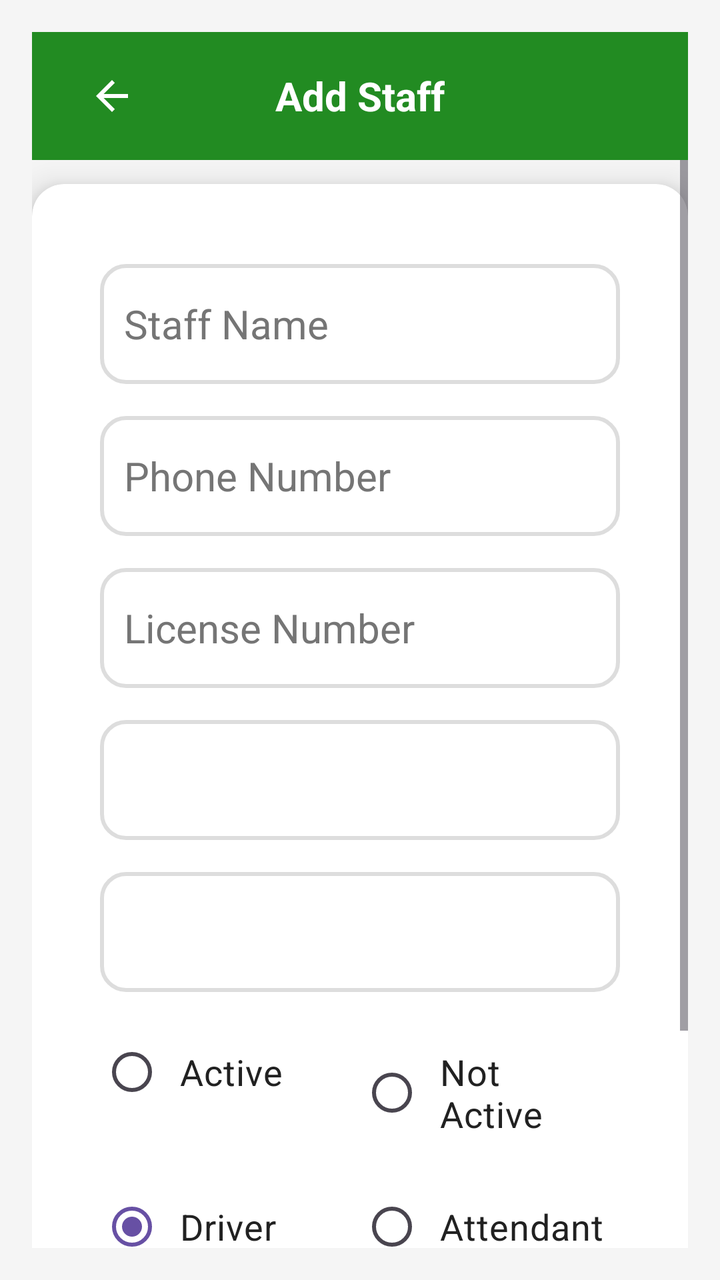
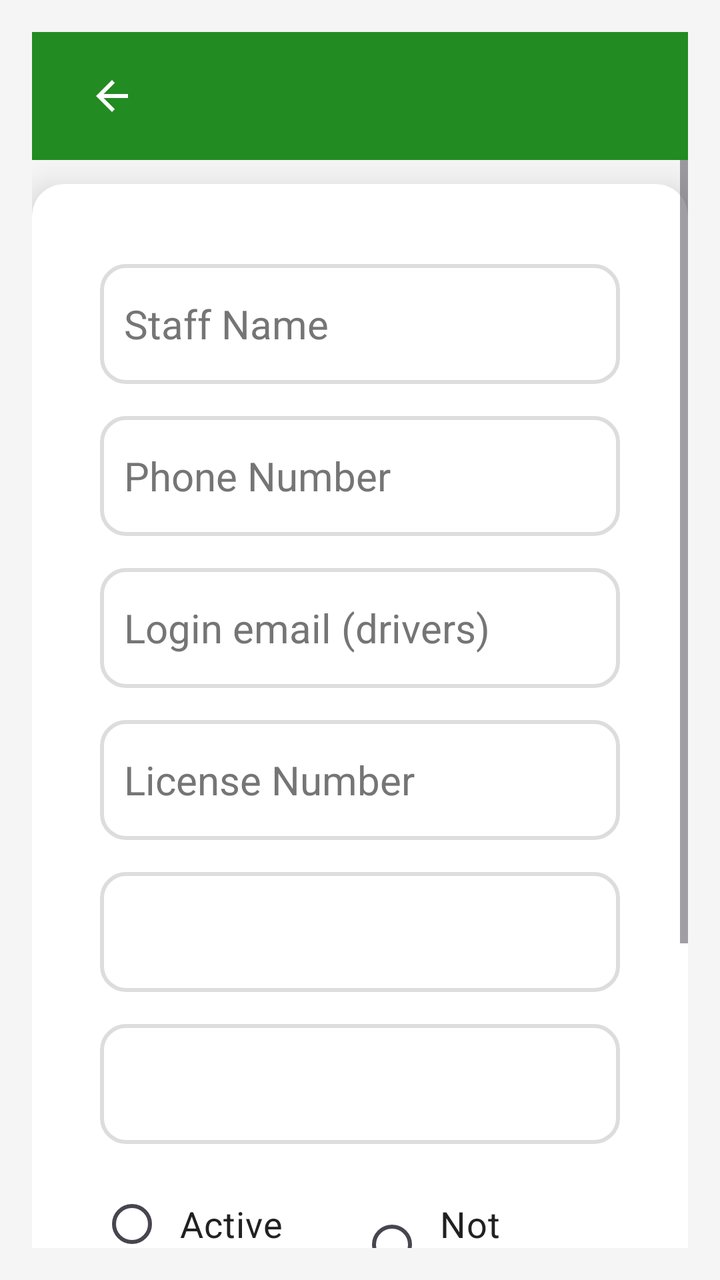

Before-and-after screenshots of an Android layout around one commit, followed by the original layout XML and the change that was made.
<!-- AndroidManifest.xml: application theme Theme.TransportApp -->
<!-- res/layout/activity_add_staff.xml -->
<?xml version="1.0" encoding="utf-8"?>
<LinearLayout xmlns:android="http://schemas.android.com/apk/res/android"
    xmlns:app="http://schemas.android.com/apk/res-auto"
    android:layout_width="match_parent"
    android:layout_height="match_parent"
    android:background="#F5F5F5"
    android:orientation="vertical"
    android:padding="16dp">

    
    <androidx.appcompat.widget.Toolbar
        android:layout_width="match_parent"
        android:layout_height="?attr/actionBarSize"
        android:background="@color/green"
        android:elevation="6dp"
        android:theme="@style/ThemeOverlay.AppCompat.Dark.ActionBar">

        <ImageButton
            android:layout_width="48dp"
            android:layout_height="48dp"
            android:layout_marginStart="12dp"
            android:background="@null"
            android:contentDescription="Back"
            android:src="@drawable/baseline_arrow_back_24"
            app:tint="@android:color/white" />

        <TextView
            android:layout_width="wrap_content"
            android:layout_height="wrap_content"
            android:layout_gravity="center"
            android:text="Add Staff"
            android:textColor="@android:color/white"
            android:textSize="20sp"
            android:textStyle="bold" />
    </androidx.appcompat.widget.Toolbar>

    
    <ScrollView
        android:layout_width="match_parent"
        android:layout_height="0dp"
        android:layout_weight="1"
        android:fillViewport="true">

        
        <androidx.cardview.widget.CardView
            android:layout_width="match_parent"
            android:layout_height="wrap_content"
            android:layout_marginTop="12dp"
            android:backgroundTint="@android:color/white"
            app:cardCornerRadius="16dp"
            app:cardElevation="10dp">

            <LinearLayout
                android:layout_width="match_parent"
                android:layout_height="wrap_content"
                android:orientation="vertical"
                android:padding="24dp">

                
                <EditText
                    android:id="@+id/driverNameInput"
                    android:layout_width="match_parent"
                    android:layout_height="60dp"
                    android:layout_marginHorizontal="10dp"
                    android:layout_marginTop="16dp"
                    android:background="@drawable/edittext_background"
                    android:hint="Staff Name"
                    android:inputType="text"
                    android:padding="12dp"
                    android:textColor="#212121"
                    android:textColorHint="#757575"
                    android:textSize="20sp" />

                
                <EditText
                    android:id="@+id/driverPhoneInput"
                    android:layout_width="match_parent"
                    android:layout_height="60dp"
                    android:layout_marginHorizontal="10dp"
                    android:layout_marginTop="16dp"
                    android:background="@drawable/edittext_background"
                    android:hint="Phone Number"
                    android:inputType="phone"
                    android:padding="12dp"
                    android:textColor="#212121"
                    android:textColorHint="#757575"
                    android:textSize="20sp" />

                
                <EditText
                    android:id="@+id/licenseNumberInput"
                    android:layout_width="match_parent"
                    android:layout_height="60dp"
                    android:layout_marginHorizontal="10dp"
                    android:layout_marginTop="16dp"
                    android:background="@drawable/edittext_background"
                    android:hint="License Number"
                    android:inputType="text"
                    android:padding="12dp"
                    android:textColor="#212121"
                    android:textColorHint="#757575"
                    android:textSize="20sp" />

                
                <Spinner
                    android:id="@+id/vehicleDropdown"
                    android:layout_width="match_parent"
                    android:layout_height="60dp"
                    android:layout_marginHorizontal="10dp"
                    android:layout_marginTop="16dp"
                    android:background="@drawable/edittext_background"
                    android:padding="12dp"
                    android:spinnerMode="dropdown" />

                
                <Spinner
                    android:id="@+id/routeDropdown"
                    android:layout_width="match_parent"
                    android:layout_height="60dp"
                    android:layout_marginHorizontal="10dp"
                    android:layout_marginTop="16dp"
                    android:background="@drawable/edittext_background"
                    android:padding="12dp"
                    android:spinnerMode="dropdown" />

                
                <RadioGroup
                    android:id="@+id/statusRadioGroup"
                    android:layout_width="match_parent"
                    android:layout_height="wrap_content"
                    android:layout_marginHorizontal="10dp"
                    android:layout_marginTop="16dp"
                    android:orientation="horizontal">

                    <RadioButton
                        android:id="@+id/activeRadioButton"
                        android:layout_width="0dp"
                        android:layout_height="wrap_content"
                        android:layout_weight="1"
                        android:padding="8dp"
                        android:text="Active"
                        android:textColor="#212121"
                        android:textSize="18sp" />

                    <RadioButton
                        android:id="@+id/notActiveRadioButton"
                        android:layout_width="0dp"
                        android:layout_height="wrap_content"
                        android:layout_weight="1"
                        android:padding="8dp"
                        android:text="Not Active"
                        android:textColor="#212121"
                        android:textSize="18sp" />
                </RadioGroup>

                
                <RadioGroup
                    android:id="@+id/roleRadioGroup"
                    android:layout_width="match_parent"
                    android:layout_height="wrap_content"
                    android:layout_marginHorizontal="10dp"
                    android:layout_marginTop="16dp"
                    android:orientation="horizontal">

                    <RadioButton
                        android:id="@+id/driverRadioButton"
                        android:layout_width="0dp"
                        android:layout_height="wrap_content"
                        android:layout_weight="1"
                        android:checked="true"
                        android:padding="8dp"
                        android:text="Driver"
                        android:textColor="#212121"
                        android:textSize="18sp" />

                    <RadioButton
                        android:id="@+id/attendantRadioButton"
                        android:layout_width="0dp"
                        android:layout_height="wrap_content"
                        android:layout_weight="1"
                        android:padding="8dp"
                        android:text="Attendant"
                        android:textColor="#212121"
                        android:textSize="18sp" />
                </RadioGroup>

                
                <Button
                    android:id="@+id/saveDriverButton"
                    android:layout_width="match_parent"
                    android:layout_height="wrap_content"
                    android:layout_gravity="center"
                    android:layout_marginTop="24dp"
                    android:layout_marginBottom="10dp"
                    android:backgroundTint="@color/green"
                    android:padding="16dp"
                    android:text="Save Staff"
                    android:textColor="@android:color/white"
                    android:textSize="18sp"
                    android:textStyle="bold"
                    app:cornerRadius="12dp" />
            </LinearLayout>
        </androidx.cardview.widget.CardView>
    </ScrollView>
</LinearLayout>
<!-- resources referenced by this layout -->
<resources>
  <color name="green">#228B22</color>
  <!-- drawable baseline_arrow_back_24 (drawable) -->
  <vector xmlns:android="http://schemas.android.com/apk/res/android" android:autoMirrored="true" android:height="24dp" android:tint="#000000" android:viewportHeight="24" android:viewportWidth="24" android:width="24dp">
        
      <path android:fillColor="@android:color/white" android:pathData="M20,11H7.83l5.59,-5.59L12,4l-8,8 8,8 1.41,-1.41L7.83,13H20v-2z"/>
      
  </vector>
  <!-- drawable edittext_background (drawable) -->
  <?xml version="1.0" encoding="utf-8"?>
  <shape xmlns:android="http://schemas.android.com/apk/res/android">
      <solid android:color="#FFFFFF" />
      <corners android:radius="12dp" />
      <stroke android:width="2dp" android:color="#DDDDDD" />
  </shape>
  <style name="Theme.TransportApp" parent="Base.Theme.TransportApp" />
  <style name="Base.Theme.TransportApp" parent="Theme.Material3.DayNight.NoActionBar">
          
          
      </style>
</resources>

<!-- the commit's change to res/layout/activity_add_staff.xml (unified diff, before → after) -->
@@ -3,36 +3,15 @@
     xmlns:app="http://schemas.android.com/apk/res-auto"
     android:layout_width="match_parent"
     android:layout_height="match_parent"
-    android:background="#F5F5F5"
+    android:background="@color/screen_background"
     android:orientation="vertical"
     android:padding="16dp">
 
     
-    <androidx.appcompat.widget.Toolbar
+    <include
+        layout="@layout/toolbar"
         android:layout_width="match_parent"
-        android:layout_height="?attr/actionBarSize"
-        android:background="@color/green"
-        android:elevation="6dp"
-        android:theme="@style/ThemeOverlay.AppCompat.Dark.ActionBar">
-
-        <ImageButton
-            android:layout_width="48dp"
-            android:layout_height="48dp"
-            android:layout_marginStart="12dp"
-            android:background="@null"
-            android:contentDescription="Back"
-            android:src="@drawable/baseline_arrow_back_24"
-            app:tint="@android:color/white" />
-
-        <TextView
-            android:layout_width="wrap_content"
-            android:layout_height="wrap_content"
-            android:layout_gravity="center"
-            android:text="Add Staff"
-            android:textColor="@android:color/white"
-            android:textSize="20sp"
-            android:textStyle="bold" />
-    </androidx.appcompat.widget.Toolbar>
+        android:layout_height="?attr/actionBarSize" />
 
     
     <ScrollView
@@ -42,7 +21,7 @@
         android:fillViewport="true">
 
         
-        <androidx.cardview.widget.CardView
+        <com.google.android.material.card.MaterialCardView
             android:layout_width="match_parent"
             android:layout_height="wrap_content"
             android:layout_marginTop="12dp"
@@ -64,11 +43,11 @@
                     android:layout_marginHorizontal="10dp"
                     android:layout_marginTop="16dp"
                     android:background="@drawable/edittext_background"
-                    android:hint="Staff Name"
+                    android:hint="@string/hint_staff_name"
                     android:inputType="text"
                     android:padding="12dp"
-                    android:textColor="#212121"
-                    android:textColorHint="#757575"
+                    android:textColor="@color/text_primary"
+                    android:textColorHint="@color/text_hint"
                     android:textSize="20sp" />
 
                 
@@ -79,11 +58,27 @@
                     android:layout_marginHorizontal="10dp"
                     android:layout_marginTop="16dp"
                     android:background="@drawable/edittext_background"
-                    android:hint="Phone Number"
+                    android:hint="@string/hint_phone_number"
                     android:inputType="phone"
                     android:padding="12dp"
-                    android:textColor="#212121"
-                    android:textColorHint="#757575"
+                    android:textColor="@color/text_primary"
+                    android:textColorHint="@color/text_hint"
+                    android:textSize="20sp" />
+
+                
+                <EditText
+                    android:id="@+id/staffEmailInput"
+                    android:layout_width="match_parent"
+                    android:layout_height="60dp"
+                    android:layout_marginHorizontal="10dp"
+                    android:layout_marginTop="16dp"
+                    android:autofillHints="emailAddress"
+                    android:background="@drawable/edittext_background"
+                    android:hint="@string/staff_email_hint"
+                    android:inputType="textEmailAddress"
+                    android:padding="12dp"
+                    android:textColor="@color/text_primary"
+                    android:textColorHint="@color/text_hint"
                     android:textSize="20sp" />
 
                 
@@ -94,11 +89,11 @@
                     android:layout_marginHorizontal="10dp"
                     android:layout_marginTop="16dp"
                     android:background="@drawable/edittext_background"
-                    android:hint="License Number"
+                    android:hint="@string/hint_license_number"
                     android:inputType="text"
                     android:padding="12dp"
-                    android:textColor="#212121"
-                    android:textColorHint="#757575"
+                    android:textColor="@color/text_primary"
+                    android:textColorHint="@color/text_hint"
                     android:textSize="20sp" />
 
                 
@@ -138,8 +133,8 @@
                         android:layout_height="wrap_content"
                         android:layout_weight="1"
                         android:padding="8dp"
-                        android:text="Active"
-                        android:textColor="#212121"
+                        android:text="@string/active"
+                        android:textColor="@color/text_primary"
                         android:textSize="18sp" />
 
                     <RadioButton
@@ -148,8 +143,8 @@
                         android:layout_height="wrap_content"
                         android:layout_weight="1"
                         android:padding="8dp"
-                        android:text="Not Active"
-                        android:textColor="#212121"
+                        android:text="@string/not_active"
+                        android:textColor="@color/text_primary"
                         android:textSize="18sp" />
                 </RadioGroup>
 
@@ -169,8 +164,8 @@
                         android:layout_weight="1"
                         android:checked="true"
                         android:padding="8dp"
-                        android:text="Driver"
-                        android:textColor="#212121"
+                        android:text="@string/driver"
+                        android:textColor="@color/text_primary"
                         android:textSize="18sp" />
 
                     <RadioButton
@@ -179,8 +174,8 @@
                         android:layout_height="wrap_content"
                         android:layout_weight="1"
                         android:padding="8dp"
-                        android:text="Attendant"
-                        android:textColor="#212121"
+                        android:text="@string/attendant"
+                        android:textColor="@color/text_primary"
                         android:textSize="18sp" />
                 </RadioGroup>
 
@@ -194,12 +189,42 @@
                     android:layout_marginBottom="10dp"
                     android:backgroundTint="@color/green"
                     android:padding="16dp"
-                    android:text="Save Staff"
+                    android:text="@string/save_staff"
                     android:textColor="@android:color/white"
                     android:textSize="18sp"
                     android:textStyle="bold"
                     app:cornerRadius="12dp" />
             </LinearLayout>
-        </androidx.cardview.widget.CardView>
+        </com.google.android.material.card.MaterialCardView>
     </ScrollView>
 </LinearLayout>
+<!-- res/layout/toolbar.xml (included above) -->
+<?xml version="1.0" encoding="utf-8"?>
+<com.google.android.material.appbar.MaterialToolbar xmlns:android="http://schemas.android.com/apk/res/android"
+    xmlns:app="http://schemas.android.com/apk/res-auto"
+    android:id="@+id/toolbar"
+    android:layout_width="match_parent"
+    android:layout_height="?attr/actionBarSize"
+    android:background="@color/green"
+    android:elevation="4dp"
+    android:theme="@style/ThemeOverlay.AppCompat.Dark.ActionBar">
+
+    <ImageButton
+        android:id="@+id/backButton"
+        android:layout_width="48dp"
+        android:layout_height="48dp"
+        android:layout_marginStart="12dp"
+        android:background="@null"
+        android:contentDescription="@string/back_button_desc"
+        android:src="@drawable/baseline_arrow_back_24"
+        app:tint="@android:color/white" />
+
+    <TextView
+        android:id="@+id/toolbar_title"
+        android:layout_width="wrap_content"
+        android:layout_height="wrap_content"
+        android:layout_gravity="center"
+        android:textColor="@android:color/white"
+        android:textSize="22sp"
+        android:textStyle="bold" />
+</com.google.android.material.appbar.MaterialToolbar>
<!-- resource entries referenced after the edit -->
@@ -1,6 +1,9 @@
 <!-- resources referenced by this layout -->
 <resources>
   <color name="green">#228B22</color>
+  <color name="screen_background">#F5F5F5</color>
+  <color name="text_hint">#757575</color>
+  <color name="text_primary">#212121</color>
   <!-- drawable baseline_arrow_back_24 (drawable) -->
   <vector xmlns:android="http://schemas.android.com/apk/res/android" android:autoMirrored="true" android:height="24dp" android:tint="#000000" android:viewportHeight="24" android:viewportWidth="24" android:width="24dp">
         
@@ -14,10 +17,28 @@
       <corners android:radius="12dp" />
       <stroke android:width="2dp" android:color="#DDDDDD" />
   </shape>
+  <string name="active">Active</string>
+  <string name="attendant">Attendant</string>
+  <string name="back_button_desc">Navigate back</string>
+  <string name="driver">Driver</string>
+  <string name="hint_license_number">License Number</string>
+  <string name="hint_phone_number">Phone Number</string>
+  <string name="hint_staff_name">Staff Name</string>
+  <string name="not_active">Not Active</string>
+  <string name="save_staff">Save Staff</string>
+  <string name="staff_email_hint">Login email (drivers)</string>
   <style name="Theme.TransportApp" parent="Base.Theme.TransportApp" />
   <style name="Base.Theme.TransportApp" parent="Theme.Material3.DayNight.NoActionBar">
           
+          <item name="colorPrimary">@color/green</item>
+          <item name="colorOnPrimary">@color/white</item>
+          <item name="colorSecondary">@color/accent_orange</item>
+          <item name="colorOnSecondary">@color/black</item>
           
+          <item name="materialCardViewStyle">@style/Widget.Material3.CardView.Elevated</item>
       </style>
+  <color name="white">#FFFFFFFF</color>
+  <color name="accent_orange">#FF9800</color>
+  <color name="black">#FF000000</color>
 </resources>
 
